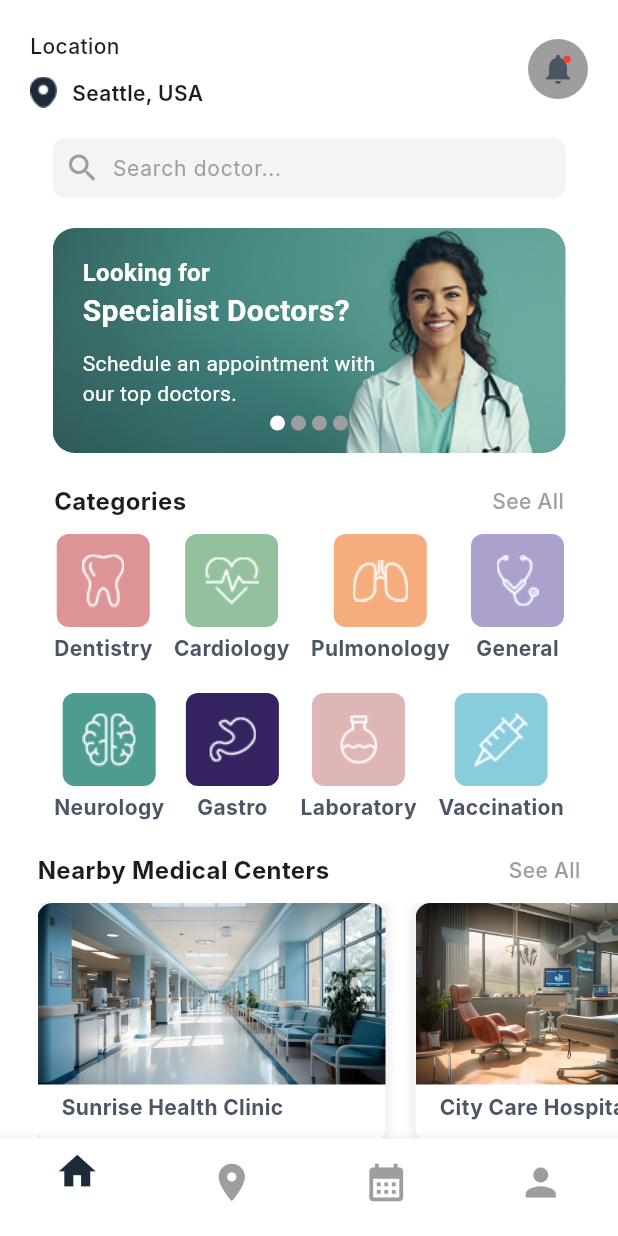
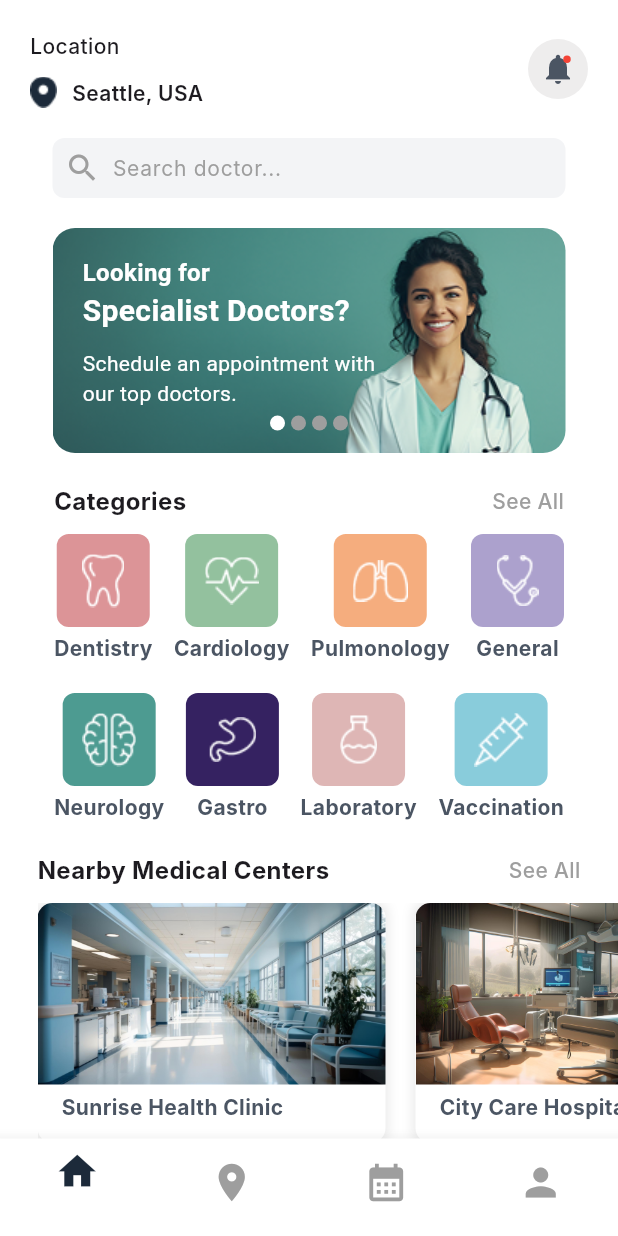
Before and after one commit to vsrooban/doctor-appointment-app, a Flutter app: the HomeScreen screen opened directly, on a phone screen of 412 x 824 dp. Run offline on Flutter 3.47's test engine with Material 3 defaults, Android fonts, the phone set to English and light mode, and no system bars; drawn by our look-alikes of flutter_image_slideshow; our stand-ins replace carousel_slider; Roboto replaces fonts that are missing (Inter).

Commit message:
Notification icon background color changed.1

```diff
--- a/lib/screen/home/home_content.dart
+++ b/lib/screen/home/home_content.dart
@@ -44,7 +44,7 @@ class _HomeContentState extends State<HomeContent> {
                 ],
               ),
               CircleAvatar(
-                backgroundColor: Colors.grey,
+                backgroundColor: const Color.fromARGB(255, 238, 237, 237),
                 child: Stack(
                   children: [
                     InkWell(
```
